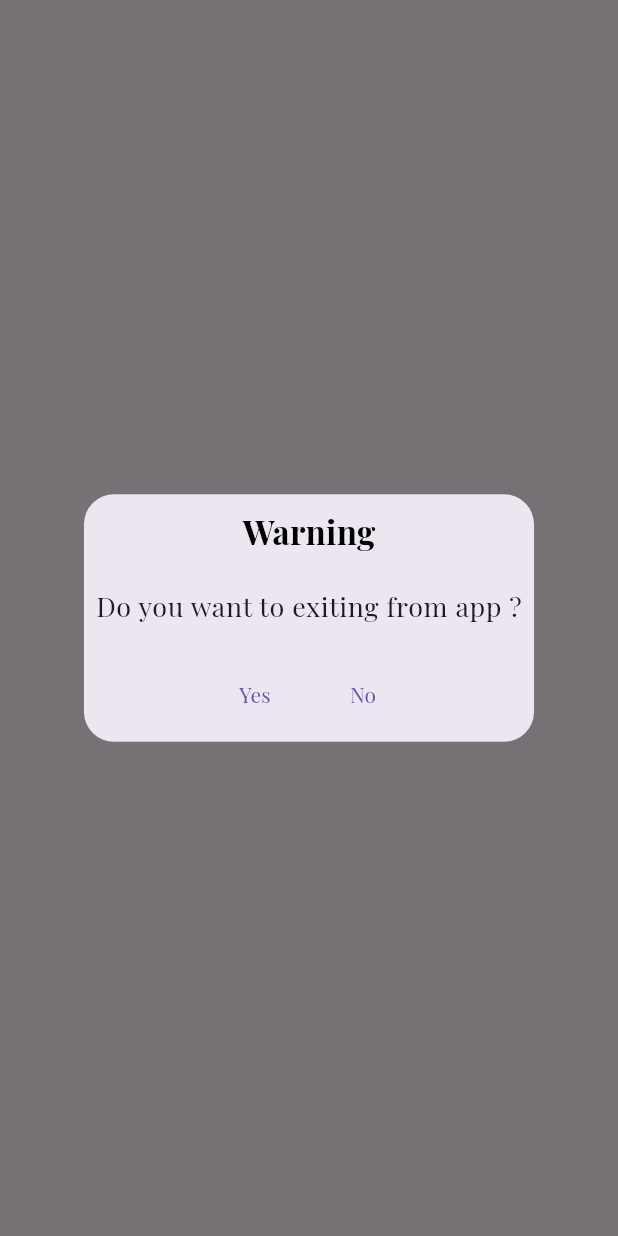
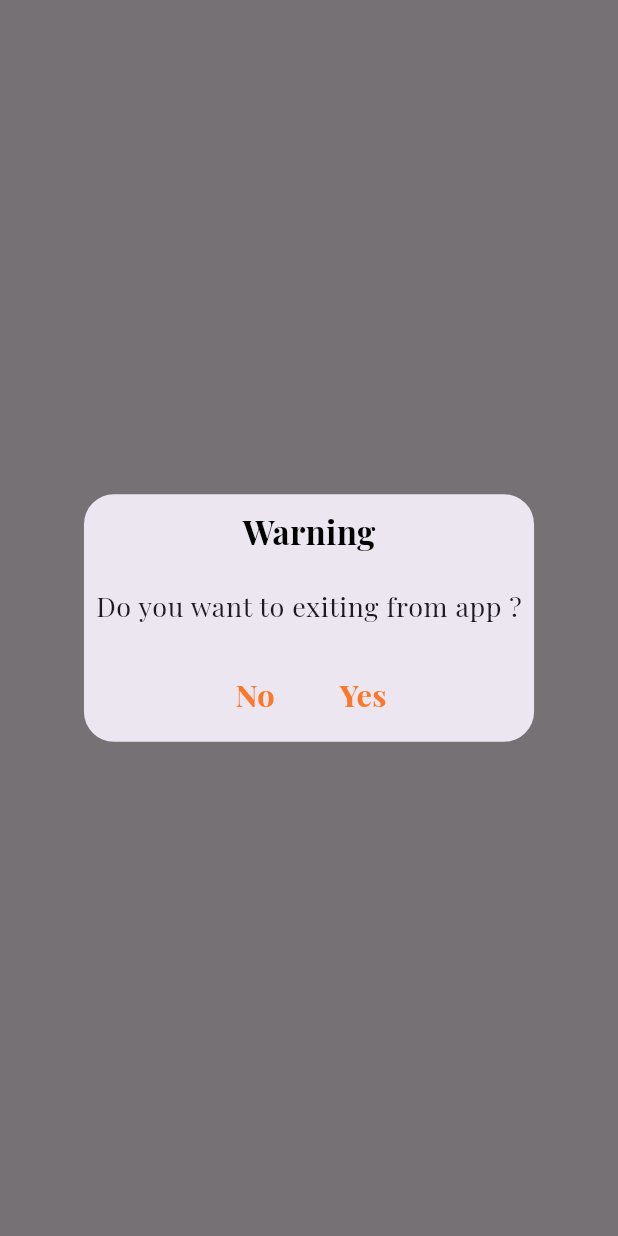
Before and after one commit to engmustafaismail/e_commerce_final_projects, a Flutter app: what alerExit() shows on an empty page, opened directly, on a phone screen of 412 x 824 dp. Run offline on Flutter 3.47's test engine with Material 3 defaults, Android fonts, the phone set to English and light mode, and no system bars; our stand-ins replace flutter_otp_text_field, get, shared_preferences; accounts and stored records are empty; project files that could hold a hidden picture were left out.

```diff
--- a/lib/Core/Functions/alert_exist_app.dart
+++ b/lib/Core/Functions/alert_exist_app.dart
@@ -1,37 +1,58 @@
 import 'dart:io';
 
+import 'package:e_commerce_final_projects/Core/Constant/colors.dart';
 import 'package:flutter/material.dart';
 import 'package:get/get.dart';
 
 class AlertExit {
-  static  alerExit(BuildContext context) {
+  static alerExit(BuildContext context) {
     return Get.defaultDialog(
       title: "warningtitle".tr,
       titleStyle: Theme.of(context).textTheme.titleMedium,
       middleText: "alerexistqusetion".tr,
       middleTextStyle: Theme.of(context).textTheme.bodySmall,
       actions: [
-        TextButton(
-          onPressed: () {
-            exit(0);
-          },
-          child: Text(
-            "yes".tr,
-          ),
-        ),
-        TextButton(
+        CustomButtonDialog(
+          text: "no".tr,
           onPressed: () {
             Get.back();
           },
-          child: Text(
-            "no".tr,
-          ),
         ),
+        CustomButtonDialog(
+            text: "yes".tr,
+            onPressed: () {
+              exit(0);
+            })
       ],
     );
   }
+}
 
+class CustomButtonDialog extends StatelessWidget {
+  final String text;
+  final void Function()? onPressed;
+  const CustomButtonDialog({
+    super.key,
+    required this.text,
+    required this.onPressed,
+  });
 
+  @override
+  Widget build(BuildContext context) {
+    return TextButton(
+      onPressed: onPressed,
+      child: Text(
+        text,
+        style: _buildTextButtonStyle(),
+      ),
+    );
+  }
 
-
+  static TextStyle _buildTextButtonStyle() {
+    return const TextStyle(
+      color: AppColors.primary,
+      fontSize: 20.5,
+      fontWeight: FontWeight.bold,
+    );
+  }
 }
```
